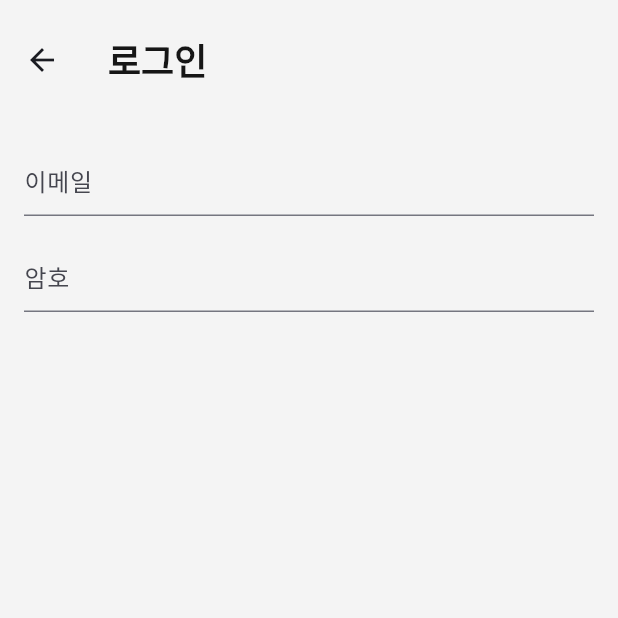
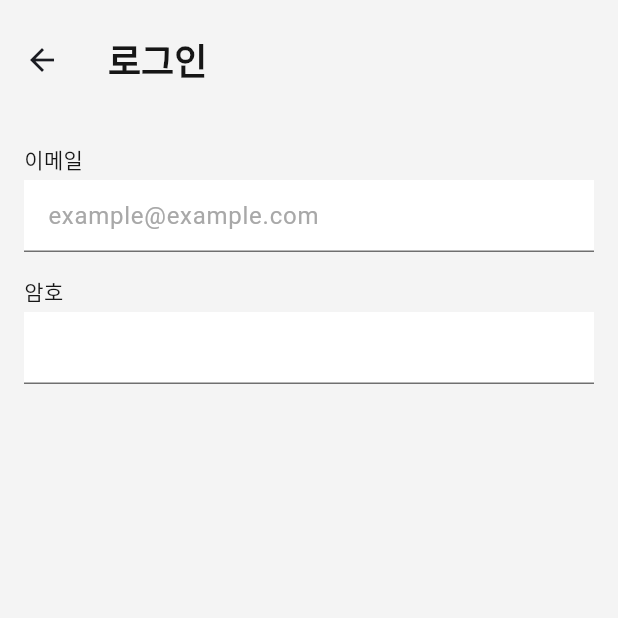
Before and after one commit to joonseo1227/LetsMerge-FE, a Flutter app: the LogInPage screen opened directly, on a phone screen of 412 x 824 dp, the top half of it. Run offline on Flutter 3.47's test engine with Material 3 defaults, Android fonts, the light colour scheme and no system bars; our stand-ins replace firebase_auth, firebase_core, flutter_riverpod; accounts and stored records are empty; Roboto replaces fonts that are missing (Pretendard).

Commit message:
feat: c_text_field.dart 추가

```diff
--- a/lib/screens/auth/log_in_page.dart
+++ b/lib/screens/auth/log_in_page.dart
@@ -1,4 +1,6 @@
 import 'package:flutter/material.dart';
+import 'package:letsmerge/config/color.dart';
+import 'package:letsmerge/widgets/c_text_field.dart';
 
 class LogInPage extends StatelessWidget {
   const LogInPage({super.key});
@@ -14,25 +16,25 @@ class LogInPage extends StatelessWidget {
           padding: EdgeInsets.all(16),
           child: Column(
             children: [
-              TextField(
+              CTextField(
                 keyboardType: TextInputType.emailAddress,
-                decoration: InputDecoration(
-                  hintText: '이메일'
-                ),
+                label: '이메일',
+                hint: 'example@example.com',
+                backgroundColor: white,
               ),
               SizedBox(
                 height: 16,
               ),
-              TextField(
+              CTextField(
                 keyboardType: TextInputType.visiblePassword,
-                decoration: InputDecoration(
-                    hintText: '암호'
-                ),
+                obscureText: true,
+                label: '암호',
+                backgroundColor: white,
               ),
             ],
           ),
         ),
-      )
+      ),
     );
   }
 }
--- /dev/null
+++ b/lib/widgets/c_text_field.dart
@@ -0,0 +1,230 @@
+import 'package:flutter/material.dart';
+import 'package:letsmerge/config/color.dart';
+
+class CTextField extends StatefulWidget {
+  final String label;
+  final String? hint;
+  final String? errorText;
+  final TextEditingController? controller;
+  final bool obscureText;
+  final TextInputType keyboardType;
+  final Color? backgroundColor;
+
+  const CTextField({
+    super.key,
+    required this.label,
+    this.hint,
+    this.errorText,
+    this.controller,
+    this.obscureText = false,
+    this.keyboardType = TextInputType.text,
+    this.backgroundColor,
+  });
+
+  @override
+  State<CTextField> createState() => _CTextFieldState();
+}
+
+class _CTextFieldState extends State<CTextField> {
+  late FocusNode _focusNode;
+  bool _hasFocus = false;
+
+  @override
+  void initState() {
+    super.initState();
+    _focusNode = FocusNode();
+    _focusNode.addListener(_onFocusChange);
+  }
+
+  @override
+  void dispose() {
+    _focusNode.removeListener(_onFocusChange);
+    _focusNode.dispose();
+    super.dispose();
+  }
+
+  void _onFocusChange() {
+    setState(() {
+      _hasFocus = _focusNode.hasFocus;
+    });
+  }
+
+  @override
+  Widget build(BuildContext context) {
+    return Column(
+      crossAxisAlignment: CrossAxisAlignment.start,
+      mainAxisAlignment: MainAxisAlignment.start,
+      children: [
+        Text(
+          widget.label,
+          style: const TextStyle(
+            fontSize: 14,
+            color: grey100,
+          ),
+        ),
+        const SizedBox(
+          height: 4,
+        ),
+        SizedBox(
+          height: 48,
+          child: TextField(
+            controller: widget.controller,
+            focusNode: _focusNode,
+            obscureText: widget.obscureText,
+            keyboardType: widget.keyboardType,
+            decoration: InputDecoration(
+              hintText: widget.hint,
+              hintStyle: const TextStyle(
+                color: grey40,
+              ),
+              filled: true,
+              fillColor: widget.backgroundColor ?? grey10,
+              enabledBorder: UnderlineInputBorder(
+                borderRadius: BorderRadius.circular(0),
+                borderSide: BorderSide(
+                  color: _getErrorBorderColor(),
+                  width: 1,
+                ),
+              ),
+              focusedBorder: OutlineInputBorder(
+                borderRadius: BorderRadius.circular(0),
+                borderSide: BorderSide(
+                  color: _getFocusBorderColor(),
+                  width: 2,
+                ),
+              ),
+              suffixIcon: widget.controller?.text.isNotEmpty ?? false
+                  ? IconButton(
+                icon: const Icon(Icons.clear),
+                onPressed: () {
+                  widget.controller?.clear();
+                },
+              )
+                  : null,
+            ),
+          ),
+        ),
+        if (widget.errorText != null && widget.errorText!.isNotEmpty)
+          Column(
+            children: [
+              const SizedBox(
+                height: 4,
+              ),
+              Text(
+                widget.errorText!,
+                style: const TextStyle(
+                  fontSize: 14,
+                  fontWeight: FontWeight.w500,
+                  color: red60,
+                ),
+              ),
+            ],
+          )
+      ],
+    );
+  }
+
+  Color _getErrorBorderColor() {
+    return widget.errorText != null && widget.errorText!.isNotEmpty
+        ? red60
+        : grey60;
+  }
+
+  Color _getFocusBorderColor() {
+    return _hasFocus ? blue50 : grey60;
+  }
+}
+
+class CustomSearchBar extends StatefulWidget {
+  final String? hint;
+  final TextEditingController? controller;
+  final Color? backgroundColor;
+  final Function(String)? onSubmitted;
+
+  const CustomSearchBar({
+    super.key,
+    this.hint,
+    this.controller,
+    this.backgroundColor,
+    this.onSubmitted,
+  });
+
+  @override
+  State<CustomSearchBar> createState() => _CustomSearchBarState();
+}
+
+class _CustomSearchBarState extends State<CustomSearchBar> {
+  late FocusNode _focusNode;
+  bool _hasFocus = false;
+
+  @override
+  void initState() {
+    super.initState();
+    _focusNode = FocusNode();
+    _focusNode.addListener(_onFocusChange);
+  }
+
+  @override
+  void dispose() {
+    _focusNode.removeListener(_onFocusChange);
+    _focusNode.dispose();
+    super.dispose();
+  }
+
+  void _onFocusChange() {
+    setState(() {
+      _hasFocus = _focusNode.hasFocus;
+    });
+  }
+
+  @override
+  Widget build(BuildContext context) {
+    return SizedBox(
+      height: 48,
+      child: TextField(
+        controller: widget.controller,
+        focusNode: _focusNode,
+        decoration: InputDecoration(
+          hintText: widget.hint,
+          hintStyle: const TextStyle(
+            color: grey40,
+          ),
+          filled: true,
+          fillColor: widget.backgroundColor ?? grey10,
+          enabledBorder: UnderlineInputBorder(
+            borderRadius: BorderRadius.circular(0),
+            borderSide: BorderSide(
+              color: _getErrorBorderColor(),
+              width: 1,
+            ),
+          ),
+          focusedBorder: OutlineInputBorder(
+            borderRadius: BorderRadius.circular(0),
+            borderSide: BorderSide(
+              color: _getFocusBorderColor(),
+              width: 2,
+            ),
+          ),
+          prefixIcon: Icon(Icons.search, color: _hasFocus ? blue50 : grey60),
+          suffixIcon: widget.controller?.text.isNotEmpty ?? false
+              ? IconButton(
+            icon: const Icon(Icons.clear),
+            onPressed: () {
+              widget.controller?.clear();
+            },
+          )
+              : null,
+        ),
+        onSubmitted: widget.onSubmitted,
+      ),
+    );
+  }
+
+  Color _getErrorBorderColor() {
+    return grey60;
+  }
+
+  Color _getFocusBorderColor() {
+    return _hasFocus ? blue50 : grey60;
+  }
+}
```
